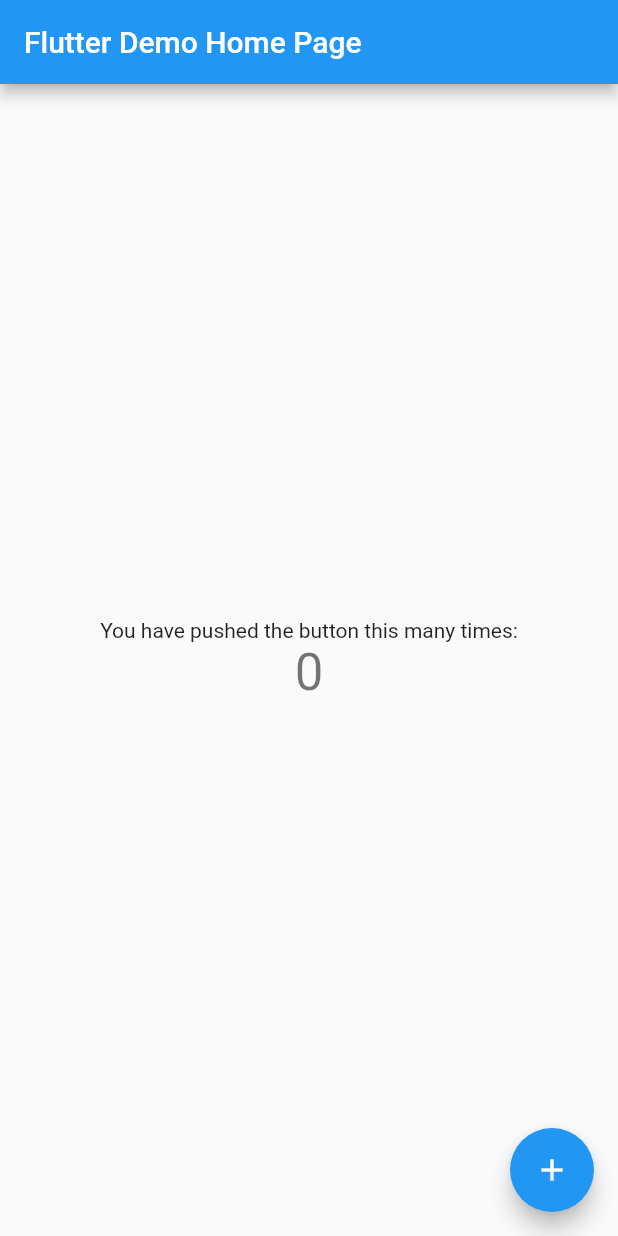
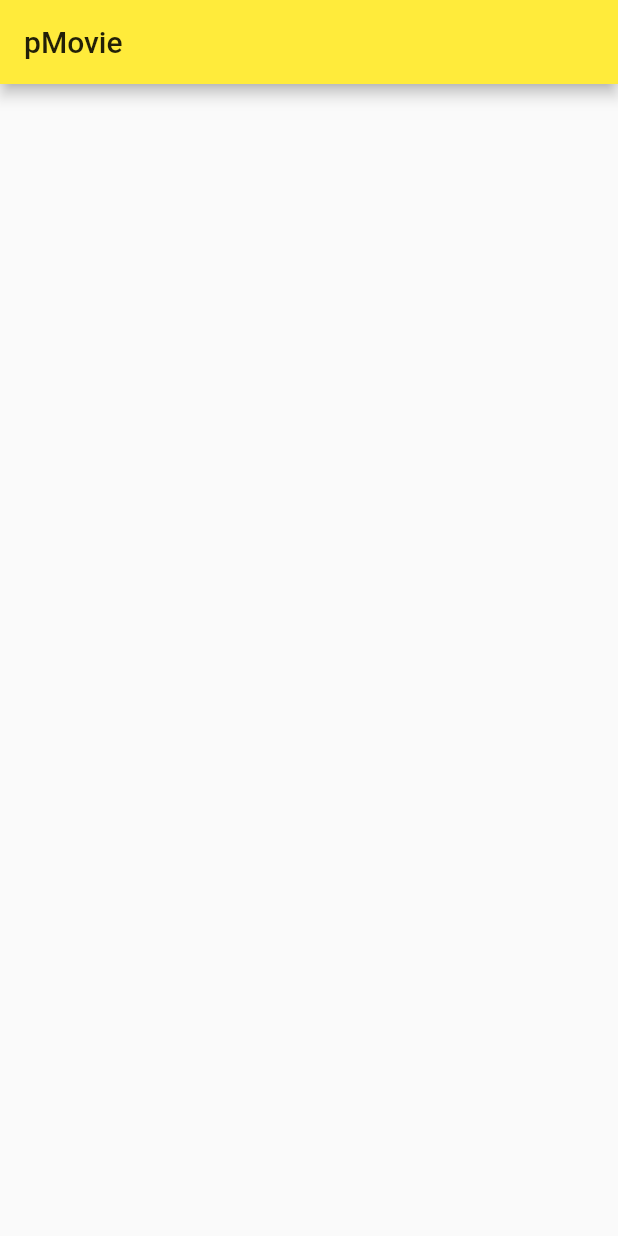
Before and after one commit to prism97/pMovie-Flutter-Movie-App, a Flutter app: the screen it shows after launch, on a phone screen of 412 x 824 dp. Run offline on Flutter 3.47's test engine with Material 2 defaults, Android fonts, the phone set to English and light mode, and no system bars.

Commit message:
Add screen & widget files, update list view model

```diff
--- a/lib/main.dart
+++ b/lib/main.dart
@@ -1,4 +1,5 @@
 import 'package:flutter/material.dart';
+import 'package:pMovie/screens/home_screen.dart';
 
 void main() {
   runApp(MyApp());
@@ -12,107 +13,10 @@ class MyApp extends StatelessWidget {
       debugShowCheckedModeBanner: false,
       title: 'Flutter Demo',
       theme: ThemeData(
-        // This is the theme of your application.
-        //
-        // Try running your application with "flutter run". You'll see the
-        // application has a blue toolbar. Then, without quitting the app, try
-        // changing the primarySwatch below to Colors.green and then invoke
-        // "hot reload" (press "r" in the console where you ran "flutter run",
-        // or simply save your changes to "hot reload" in a Flutter IDE).
-        // Notice that the counter didn't reset back to zero; the application
-        // is not restarted.
-        primarySwatch: Colors.blue,
-        // This makes the visual density adapt to the platform that you run
-        // the app on. For desktop platforms, the controls will be smaller and
-        // closer together (more dense) than on mobile platforms.
+        primarySwatch: Colors.yellow,
         visualDensity: VisualDensity.adaptivePlatformDensity,
       ),
-      home: MyHomePage(title: 'Flutter Demo Home Page'),
+      home: HomeScreen(),
     );
   }
 }
-
-class MyHomePage extends StatefulWidget {
-  MyHomePage({Key key, this.title}) : super(key: key);
-
-  // This widget is the home page of your application. It is stateful, meaning
-  // that it has a State object (defined below) that contains fields that affect
-  // how it looks.
-
-  // This class is the configuration for the state. It holds the values (in this
-  // case the title) provided by the parent (in this case the App widget) and
-  // used by the build method of the State. Fields in a Widget subclass are
-  // always marked "final".
-
-  final String title;
-
-  @override
-  _MyHomePageState createState() => _MyHomePageState();
-}
-
-class _MyHomePageState extends State<MyHomePage> {
-  int _counter = 0;
-
-  void _incrementCounter() {
-    setState(() {
-      // This call to setState tells the Flutter framework that something has
-      // changed in this State, which causes it to rerun the build method below
-      // so that the display can reflect the updated values. If we changed
-      // _counter without calling setState(), then the build method would not be
-      // called again, and so nothing would appear to happen.
-      _counter++;
-    });
-  }
-
-  @override
-  Widget build(BuildContext context) {
-    // This method is rerun every time setState is called, for instance as done
-    // by the _incrementCounter method above.
-    //
-    // The Flutter framework has been optimized to make rerunning build methods
-    // fast, so that you can just rebuild anything that needs updating rather
-    // than having to individually change instances of widgets.
-    return Scaffold(
-      appBar: AppBar(
-        // Here we take the value from the MyHomePage object that was created by
-        // the App.build method, and use it to set our appbar title.
-        title: Text(widget.title),
-      ),
-      body: Center(
-        // Center is a layout widget. It takes a single child and positions it
-        // in the middle of the parent.
-        child: Column(
-          // Column is also a layout widget. It takes a list of children and
-          // arranges them vertically. By default, it sizes itself to fit its
-          // children horizontally, and tries to be as tall as its parent.
-          //
-          // Invoke "debug painting" (press "p" in the console, choose the
-          // "Toggle Debug Paint" action from the Flutter Inspector in Android
-          // Studio, or the "Toggle Debug Paint" command in Visual Studio Code)
-          // to see the wireframe for each widget.
-          //
-          // Column has various properties to control how it sizes itself and
-          // how it positions its children. Here we use mainAxisAlignment to
-          // center the children vertically; the main axis here is the vertical
-          // axis because Columns are vertical (the cross axis would be
-          // horizontal).
-          mainAxisAlignment: MainAxisAlignment.center,
-          children: <Widget>[
-            Text(
-              'You have pushed the button this many times:',
-            ),
-            Text(
-              '$_counter',
-              style: Theme.of(context).textTheme.headline4,
-            ),
-          ],
-        ),
-      ),
-      floatingActionButton: FloatingActionButton(
-        onPressed: _incrementCounter,
-        tooltip: 'Increment',
-        child: Icon(Icons.add),
-      ), // This trailing comma makes auto-formatting nicer for build methods.
-    );
-  }
-}
--- /dev/null
+++ b/lib/screens/home_screen.dart
@@ -0,0 +1,20 @@
+import 'package:flutter/material.dart';
+
+class HomeScreen extends StatefulWidget {
+  @override
+  _HomeScreenState createState() => _HomeScreenState();
+}
+
+class _HomeScreenState extends State<HomeScreen> {
+  @override
+  Widget build(BuildContext context) {
+    return Scaffold(
+      appBar: AppBar(
+        title: Text('pMovie'),
+      ),
+      body: Column(
+        children: [],
+      ),
+    );
+  }
+}
```
Also changed, not shown: lib/view_models/media_list_view_model.dart (+22 -18 lines), lib/screens/movie_detail_screen.dart (added), lib/screens/series_detail_screen.dart (added), lib/widgets/movie_list.dart (added), lib/widgets/series_list.dart (added), lib/widgets/trending_list.dart (added).
